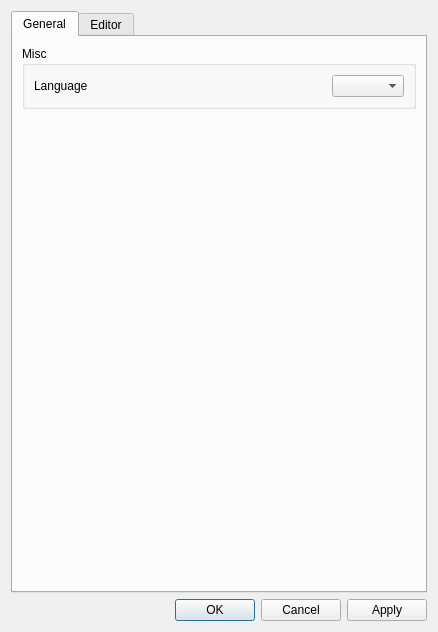
novikovag/CLIPSEditor, file configdialog.ui: the form before one commit.
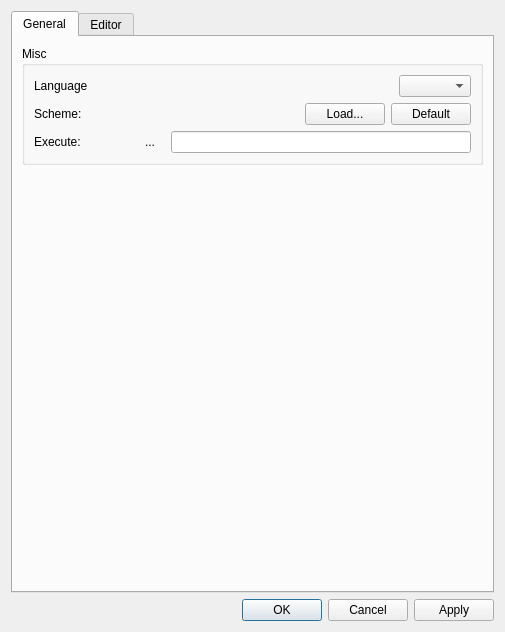
The form after the commit. The open tabs and pages were chosen to show the change.

```diff
--- a/configdialog.ui
+++ b/configdialog.ui
@@ -6,7 +6,7 @@
    <rect>
     <x>0</x>
     <y>0</y>
-    <width>438</width>
+    <width>505</width>
     <height>632</height>
    </rect>
   </property>
@@ -73,6 +73,115 @@
             </item>
            </layout>
           </item>
+          <item>
+           <layout class="QHBoxLayout" name="horizontalLayout_1_2">
+            <item>
+             <widget class="QLabel" name="label_1_2">
+              <property name="text">
+               <string>Scheme:</string>
+              </property>
+             </widget>
+            </item>
+            <item>
+             <spacer name="horizontalSpacer_1_2">
+              <property name="orientation">
+               <enum>Qt::Horizontal</enum>
+              </property>
+              <property name="sizeHint" stdset="0">
+               <size>
+                <width>40</width>
+                <height>20</height>
+               </size>
+              </property>
+             </spacer>
+            </item>
+            <item>
+             <widget class="QPushButton" name="btnStyle">
+              <property name="text">
+               <string>Load...</string>
+              </property>
+             </widget>
+            </item>
+            <item>
+             <widget class="QPushButton" name="btnStyleDefault">
+              <property name="text">
+               <string>Default</string>
+              </property>
+             </widget>
+            </item>
+           </layout>
+          </item>
+          <item>
+           <layout class="QHBoxLayout" name="horizontalLayout_1_3">
+            <item>
+             <widget class="QLabel" name="label_1_3">
+              <property name="text">
+               <string>Execute:</string>
+              </property>
+             </widget>
+            </item>
+            <item>
+             <spacer name="horizontalSpacer_1_3">
+              <property name="orientation">
+               <enum>Qt::Horizontal</enum>
+              </property>
+              <property name="sizeHint" stdset="0">
+               <size>
+                <width>40</width>
+                <height>20</height>
+               </size>
+              </property>
+             </spacer>
+            </item>
+            <item>
+             <widget class="QToolButton" name="tlbFKeys">
+              <property name="minimumSize">
+               <size>
+                <width>30</width>
+                <height>0</height>
+               </size>
+              </property>
+              <property name="text">
+               <string>...</string>
+              </property>
+              <property name="popupMode">
+               <enum>QToolButton::InstantPopup</enum>
+              </property>
+              <property name="toolButtonStyle">
+               <enum>Qt::ToolButtonTextOnly</enum>
+              </property>
+              <property name="autoRaise">
+               <bool>true</bool>
+              </property>
+             </widget>
+            </item>
+            <item>
+             <widget class="QLineEdit" name="lneFCommand">
+              <property name="minimumSize">
+               <size>
+                <width>300</width>
+                <height>0</height>
+               </size>
+              </property>
+              <property name="baseSize">
+               <size>
+                <width>0</width>
+                <height>0</height>
+               </size>
+              </property>
+              <property name="mouseTracking">
+               <bool>false</bool>
+              </property>
+              <property name="acceptDrops">
+               <bool>false</bool>
+              </property>
+              <property name="cursorMoveStyle">
+               <enum>Qt::VisualMoveStyle</enum>
+              </property>
+             </widget>
+            </item>
+           </layout>
+          </item>
          </layout>
         </widget>
        </item>
@@ -84,7 +193,7 @@
          <property name="sizeHint" stdset="0">
           <size>
            <width>20</width>
-           <height>515</height>
+           <height>418</height>
           </size>
          </property>
         </spacer>
```
Left out of the diff: 5 changed lines with no effect on the pictures.
